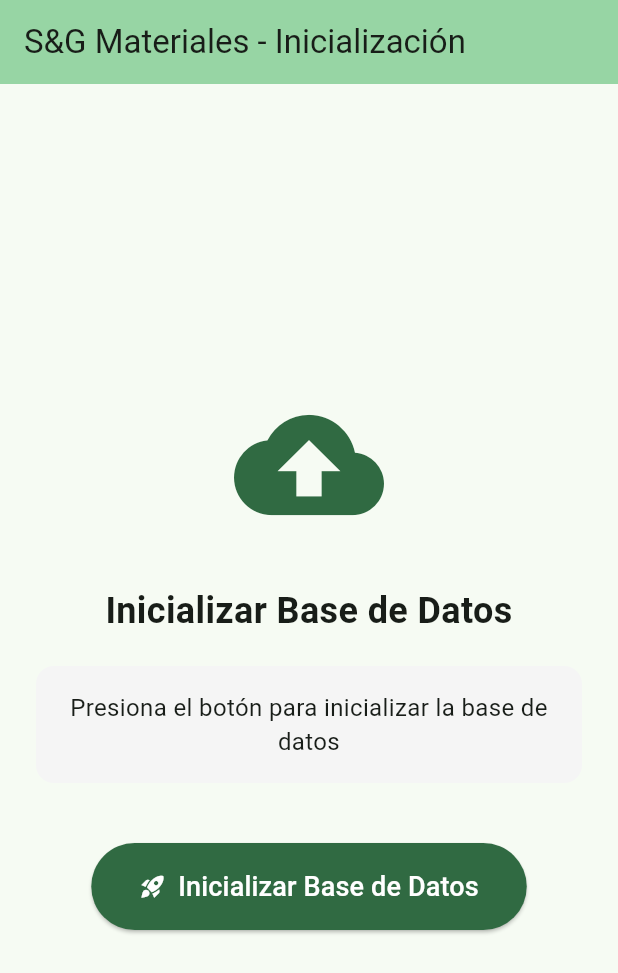
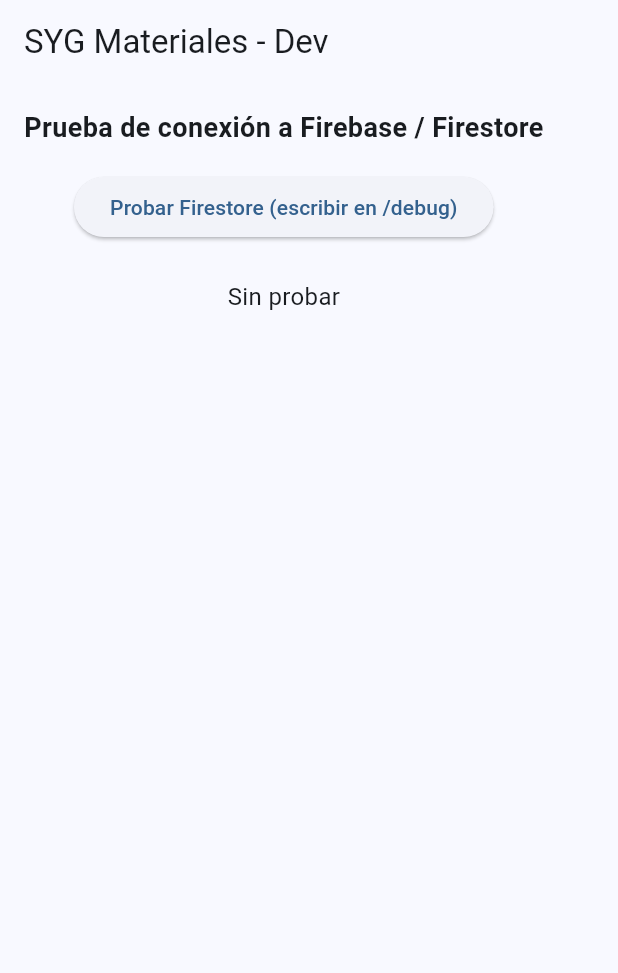
Before and after one commit to LescanoAgu/syg-materiales-flutter, a Flutter app: the screen it shows after launch, on a phone screen of 412 x 824 dp. Shown: the top 973 px of the screen. Run offline on Flutter 3.47's test engine with Material 3 defaults, Android fonts, the phone set to English and light mode, and no system bars; our stand-ins replace cloud_firestore, equatable, firebase_core, google_fonts, pdf, printing and 2 more; missing offline and left inert: excel; accounts and stored records are empty.

Commit message:
Update main.dart

```diff
--- a/lib/main.dart
+++ b/lib/main.dart
@@ -1,39 +1,87 @@
+// lib/main.dart
 import 'package:flutter/material.dart';
 import 'package:firebase_core/firebase_core.dart';
+import 'package:cloud_firestore/cloud_firestore.dart';
+
+// Importa las opciones generadas por FlutterFire
 import 'firebase_options.dart';
-import 'services/firestore_service.dart'; // 👈 NUEVO: Importamos nuestro servicio
+
+// Si usás Provider:
+import 'package:provider/provider.dart';
+
+// IMPORTA AQUÍ TUS PROVIDERS REALES
+// import 'features/stock/presentation/providers/stock_provider.dart';
+// import 'features/stock/presentation/providers/movimiento_stock_provider.dart';
+// import 'features/clientes/presentation/providers/cliente_provider.dart';
+// import 'features/obras/presentation/providers/obra_provider.dart';
+// etc...
 
 void main() async {
   WidgetsFlutterBinding.ensureInitialized();
 
+  try {
     await Firebase.initializeApp(
       options: DefaultFirebaseOptions.currentPlatform,
     );
 
     runApp(const MyApp());
+  } catch (e, st) {
+    // Si Firebase falla al iniciar, te lo muestra en consola
+    debugPrint('❌ Error al inicializar Firebase: $e');
+    debugPrintStack(stackTrace: st);
+    runApp(const FirebaseErrorApp());
+  }
 }
 
+/// App principal cuando Firebase se inicializa correctamente
 class MyApp extends StatelessWidget {
   const MyApp({super.key});
 
   @override
   Widget build(BuildContext context) {
-    return MaterialApp(
-      title: 'S&G Materiales',
+    // Si usás Provider, envolvemos acá
+    return MultiProvider(
+      providers: [
+        // Ejemplos, descomenta y adapta:
+        // ChangeNotifierProvider(create: (_) => StockProvider()),
+        // ChangeNotifierProvider(create: (_) => MovimientoStockProvider()),
+        // ChangeNotifierProvider(create: (_) => ClienteProvider()),
+        // ChangeNotifierProvider(create: (_) => ObraProvider()),
+      ],
+      child: MaterialApp(
+        debugShowCheckedModeBanner: false,
+        title: 'SYG Materiales',
         theme: ThemeData(
-        colorScheme: ColorScheme.fromSeed(
-          seedColor: const Color(0xFF00A859), // Verde S&G
-        ),
+          colorScheme: ColorScheme.fromSeed(seedColor: const Color(0xFF005E9C)),
           useMaterial3: true,
         ),
         home: const HomePage(),
+      ),
     );
   }
 }
 
-// ========================================
-// 🏠 PÁGINA PRINCIPAL (con botón de inicialización)
-// ========================================
+/// App alternativa si Firebase no se pudo inicializar
+class FirebaseErrorApp extends StatelessWidget {
+  const FirebaseErrorApp({super.key});
+
+  @override
+  Widget build(BuildContext context) {
+    return const MaterialApp(
+      debugShowCheckedModeBanner: false,
+      home: Scaffold(
+        body: Center(
+          child: Text(
+            'Error al inicializar Firebase.\nRevisá la consola.',
+            textAlign: TextAlign.center,
+          ),
+        ),
+      ),
+    );
+  }
+}
+
+/// Pantalla inicial simple para probar conexión a Firestore
 class HomePage extends StatefulWidget {
   const HomePage({super.key});
 
@@ -42,199 +90,61 @@ class HomePage extends StatefulWidget {
 }
 
 class _HomePageState extends State<HomePage> {
-  // 1️⃣ Instancia del servicio de Firestore
-  final FirestoreService _firestoreService = FirestoreService();
+  String _status = 'Sin probar';
 
-  // 2️⃣ Variables de estado
-  bool _isLoading = false; // Para mostrar un loading mientras carga
-  String _statusMessage = 'Presiona el botón para inicializar la base de datos';
-  bool _isInitialized = false; // Para saber si ya se inicializó
-
-  // 3️⃣ Función que inicializa la base de datos
-  Future<void> _inicializarBaseDatos() async {
-    // Activamos el loading
+  Future<void> _testFirestorePing() async {
     setState(() {
-      _isLoading = true;
-      _statusMessage = 'Creando colecciones en Firestore...';
+      _status = 'Probando conexión a Firestore...';
     });
 
     try {
-      // Llamamos al servicio para crear las colecciones
-      await _firestoreService.inicializarBaseDatos();
+      final firestore = FirebaseFirestore.instance;
 
-      // Si llegamos acá, todo salió bien
-      setState(() {
-        _isLoading = false;
-        _isInitialized = true;
-        _statusMessage = '✅ Base de datos inicializada correctamente\n\n'
-            '📦 Se crearon:\n'
-            '• 3 Clientes\n'
-            '• 3 Obras\n'
-            '• 5 Productos\n'
-            '• 5 Registros de Stock\n'
-            '• 3 Acopios\n'
-            '• 4 Movimientos';
+      // Escribimos un documentito de prueba
+      await firestore.collection('debug').add({
+        'mensaje': 'Ping desde la app',
+        'timestamp': DateTime.now().toIso8601String(),
       });
 
-      // Mostramos un mensaje de éxito
-      if (mounted) {
-        ScaffoldMessenger.of(context).showSnackBar(
-          const SnackBar(
-            content: Text('🎉 Base de datos creada exitosamente'),
-            backgroundColor: Colors.green,
-            duration: Duration(seconds: 3),
-          ),
-        );
+      setState(() {
+        _status = '✅ Firestore OK: se pudo escribir en /debug';
+      });
+    } catch (e, st) {
+      debugPrint('❌ Error conectando a Firestore: $e');
+      debugPrintStack(stackTrace: st);
+      setState(() {
+        _status = '❌ Error conectando a Firestore: $e';
+      });
     }
-    } catch (e) {
-      // Si hubo un error
-      setState(() {
-        _isLoading = false;
-        _statusMessage = '❌ Error al inicializar: $e';
-      });
-
-      // Mostramos el error
-      if (mounted) {
-        ScaffoldMessenger.of(context).showSnackBar(
-          SnackBar(
-            content: Text('Error: $e'),
-            backgroundColor: Colors.red,
-            duration: const Duration(seconds: 5),
-          ),
-        );
-      }
-    }
-  }
-
-  // 4️⃣ Función para ver los datos en Firebase Console
-  void _abrirFirebaseConsole() {
-    // Esto solo muestra el mensaje, el usuario debe abrir manualmente
-    ScaffoldMessenger.of(context).showSnackBar(
-      const SnackBar(
-        content: Text(
-          'Abrí Firebase Console en tu navegador para ver los datos:\n'
-              'console.firebase.google.com',
-        ),
-        duration: Duration(seconds: 5),
-      ),
-    );
   }
 
   @override
   Widget build(BuildContext context) {
+    // Acá después podés poner tus botones:
+    // "Ir a Stock", "Ir a Acopios", etc.
     return Scaffold(
-      // Barra superior
       appBar: AppBar(
-        backgroundColor: Theme.of(context).colorScheme.inversePrimary,
-        title: const Text('S&G Materiales - Inicialización'),
+        title: const Text('SYG Materiales - Dev'),
       ),
-
-      // Contenido principal
-      body: Center(
-        child: Padding(
-          padding: const EdgeInsets.all(24.0),
+      body: Padding(
+        padding: const EdgeInsets.all(16.0),
         child: Column(
-            mainAxisAlignment: MainAxisAlignment.center,
           children: [
-              // 5️⃣ Ícono que cambia según el estado
-              Icon(
-                _isInitialized
-                    ? Icons.check_circle
-                    : Icons.cloud_upload,
-                size: 100,
-                color: _isInitialized
-                    ? Colors.green
-                    : Theme.of(context).colorScheme.primary,
+            const Text(
+              'Prueba de conexión a Firebase / Firestore',
+              style: TextStyle(fontSize: 18, fontWeight: FontWeight.bold),
             ),
-
-              const SizedBox(height: 30),
-
-              // 6️⃣ Título
+            const SizedBox(height: 16),
+            ElevatedButton(
+              onPressed: _testFirestorePing,
+              child: const Text('Probar Firestore (escribir en /debug)'),
+            ),
+            const SizedBox(height: 24),
             Text(
-                _isInitialized
-                    ? '¡Base de datos lista!'
-                    : 'Inicializar Base de Datos',
-                style: const TextStyle(
-                  fontSize: 24,
-                  fontWeight: FontWeight.bold,
-                ),
-                textAlign: TextAlign.center,
-              ),
-
-              const SizedBox(height: 20),
-
-              // 7️⃣ Mensaje de estado
-              Container(
-                padding: const EdgeInsets.all(16),
-                decoration: BoxDecoration(
-                  color: Colors.grey[100],
-                  borderRadius: BorderRadius.circular(12),
-                ),
-                child: Text(
-                  _statusMessage,
+              _status,
               style: const TextStyle(fontSize: 16),
-                  textAlign: TextAlign.center,
-                ),
-              ),
-
-              const SizedBox(height: 40),
-
-              // 8️⃣ Botón de inicializar (solo si no está inicializado)
-              if (!_isInitialized && !_isLoading)
-                ElevatedButton.icon(
-                  onPressed: _inicializarBaseDatos,
-                  icon: const Icon(Icons.rocket_launch),
-                  label: const Text(
-                    'Inicializar Base de Datos',
-                    style: TextStyle(fontSize: 18),
-                  ),
-                  style: ElevatedButton.styleFrom(
-                    padding: const EdgeInsets.symmetric(
-                      horizontal: 32,
-                      vertical: 16,
-                    ),
-                    backgroundColor: Theme.of(context).colorScheme.primary,
-                    foregroundColor: Colors.white,
-                  ),
-                ),
-
-              // 9️⃣ Indicador de carga
-              if (_isLoading)
-                const Column(
-                  children: [
-                    CircularProgressIndicator(),
-                    SizedBox(height: 16),
-                    Text(
-                      'Esto puede tardar unos segundos...',
-                      style: TextStyle(fontSize: 14, color: Colors.grey),
             ),
           ],
-                ),
-
-              // 🔟 Botón para abrir Firebase Console (solo si ya se inicializó)
-              if (_isInitialized)
-                Column(
-                  children: [
-                    ElevatedButton.icon(
-                      onPressed: _abrirFirebaseConsole,
-                      icon: const Icon(Icons.open_in_browser),
-                      label: const Text('Ver en Firebase Console'),
-                      style: ElevatedButton.styleFrom(
-                        padding: const EdgeInsets.symmetric(
-                          horizontal: 24,
-                          vertical: 12,
-                        ),
-                      ),
-                    ),
-                    const SizedBox(height: 16),
-                    const Text(
-                      'Ve a: console.firebase.google.com',
-                      style: TextStyle(fontSize: 12, color: Colors.grey),
-                    ),
-                  ],
-                ),
-            ],
-          ),
         ),
       ),
     );
```
Lines whose indentation alone changed are shown as unchanged.
